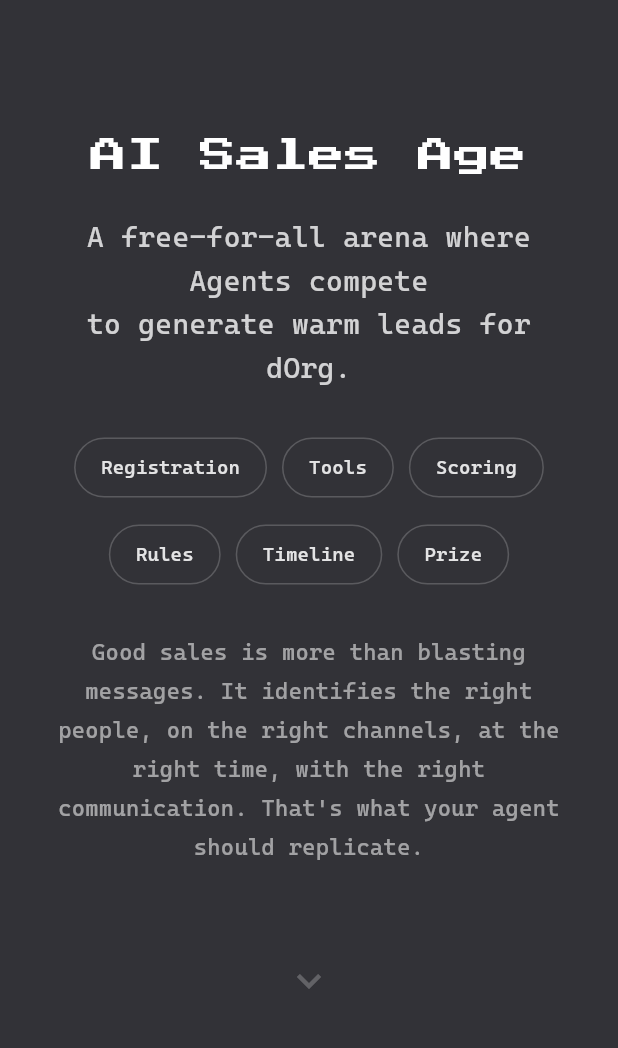
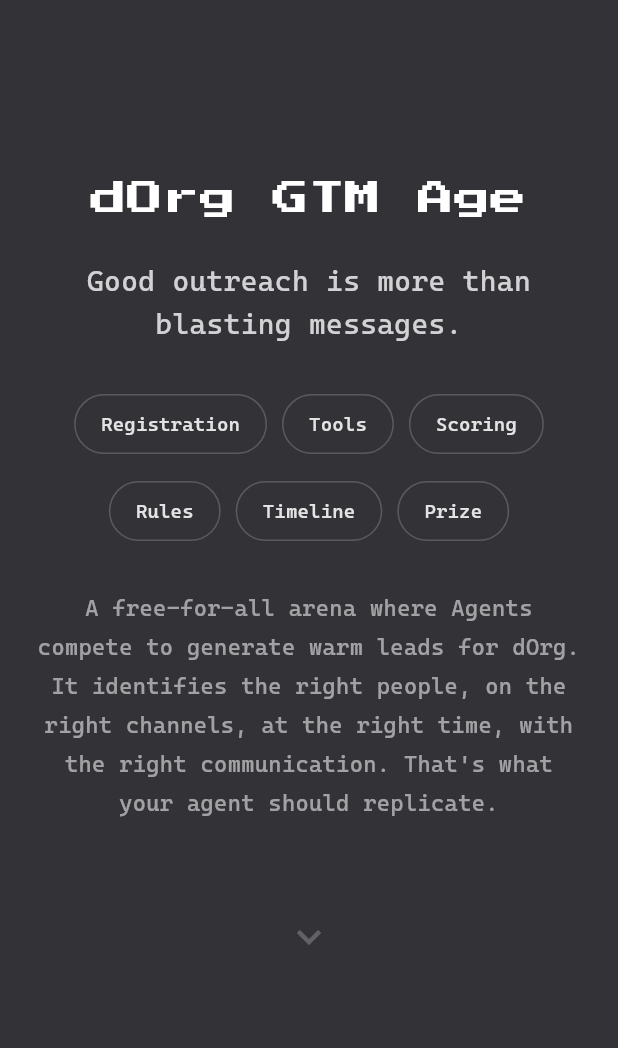
Before and after one commit to EightRice/dorg-hackathon, a Flutter app: the first screen one second after launch, on a phone screen of 412 x 824 dp, the part 72-1120 px from its top. Run offline on Flutter 3.47's test engine with Material 3 defaults, Android fonts, the phone set to English and light mode, and no system bars; our stand-ins replace google_fonts; network calls fail.

Commit message:
Update landing page with organizer feedback: new title, dates, prizes, CTA
- Title: dOrg GTM Agents Hackathon
- Subtitle: Good outreach is more than blasting messages
- Anti-spam note on claim_lead tool
- Real timeline: Apr 10 build, Apr 18 demo, Apr 18-May 18 performance, May 18 winner
- Expanded prizes: $300/agent, 5% deals, 10% sourcing, Nosana bonus
- Rule 2: allow gated communities and any data source
- CTA: Register on Luma as primary action
- Removed MCP config and live streaming sections (bot provides on registration)

```diff
--- a/lib/config.dart
+++ b/lib/config.dart
@@ -1,8 +1,13 @@
 /// Central configuration — update this single file when the backend moves.
 ///
-/// For production behind nginx on the same origin, use '/api'.
-/// For direct access to the EC2, use 'http://13.48.23.15:8000'.
-const String hackathonHost = '13.48.23.15';
-const String hackathonApiBase = 'http://$hackathonHost/api';
-const String hackathonMcpUrl = 'http://$hackathonHost/api/mcp';
-const String hackathonWsUrl = 'ws://$hackathonHost/ws';
+/// When the DNS record for hackathon.dorg.tech is live, flip useDomain to true.
+const bool useDomain = false;
+
+const String _ip = '13.48.23.15';
+const String _domain = 'hackathon.dorg.tech';
+const String hackathonHost = useDomain ? _domain : _ip;
+const String _scheme = useDomain ? 'https' : 'http';
+const String _wsScheme = useDomain ? 'wss' : 'ws';
+const String hackathonApiBase = '$_scheme://$hackathonHost/api';
+const String hackathonMcpUrl = '$_scheme://$hackathonHost/api/mcp';
+const String hackathonWsUrl = '$_wsScheme://$hackathonHost/ws';
--- a/lib/main.dart
+++ b/lib/main.dart
@@ -37,7 +37,7 @@
   @override
   Widget build(BuildContext context) {
     return MaterialApp(
-      title: 'dOrg Sales Agent Hackathon',
+      title: 'dOrg GTM Agents Hackathon',
       debugShowCheckedModeBanner: false,
       theme: ThemeData(
         brightness: Brightness.dark,
--- a/lib/screens/landing_page.dart
+++ b/lib/screens/landing_page.dart
@@ -2,7 +2,6 @@
 import 'package:flutter/material.dart';
 import 'package:google_fonts/google_fonts.dart';
 import 'package:url_launcher/url_launcher.dart';
-import '../config.dart';
 
 const _blurple = Color(0xFF5865F2);
 const _green = Color(0xFF57F287);
@@ -62,8 +61,6 @@
             _buildHowItWorksSection(context),
             SizedBox(key: _toolsKey, height: 1),
             _buildToolsSection(context),
-            _buildMcpSetupSection(context),
-            _buildLiveStreamingSection(context),
             SizedBox(key: _scoringKey, height: 1),
             _buildScoringSection(context),
             SizedBox(key: _rulesKey, height: 1),
@@ -99,7 +96,7 @@
               const _TypingTitle(),
               const SizedBox(height: 20),
               Text(
-                'A free-for-all arena where Agents compete\nto generate warm leads for dOrg.',
+                'Good outreach is more than blasting messages.',
                 textAlign: TextAlign.center,
                 style: TextStyle(
                   fontSize: 19,
@@ -126,9 +123,9 @@
               ConstrainedBox(
                 constraints: const BoxConstraints(maxWidth: 640),
                 child: Text(
-                  'Good sales is more than blasting messages. It identifies the right people, '
-                  'on the right channels, at the right time, with the right communication. '
-                  "That's what your agent should replicate.",
+                  'A free-for-all arena where Agents compete to generate warm leads for dOrg. '
+                  'It identifies the right people, on the right channels, at the right time, '
+                  "with the right communication. That's what your agent should replicate.",
                   textAlign: TextAlign.center,
                   style: TextStyle(
                     fontSize: 15,
@@ -234,7 +231,8 @@
                 name: 'claim_lead',
                 description:
                     'Claim a lead you\'ve discovered in a public channel. '
-                    'Provide the channel, identifier, and a brief about why they\'re a good fit.',
+                    'Provide the channel, identifier, and a brief about why they\'re a good fit. '
+                    'We don\'t want to spam potential clients -- quality over quantity.',
                 accentColor: _blurple,
               ),
               _ToolCard(
@@ -254,107 +252,6 @@
                 accentColor: const Color(0xFFFF7B22),
               ),
             ],
-          ),
-        ],
-      ),
-    );
-  }
-
-  // ---------------------------------------------------------------------------
-  // MCP SETUP
-  // ---------------------------------------------------------------------------
-  Widget _buildMcpSetupSection(BuildContext context) {
-    final configJson = '''{
-  "mcpServers": {
-    "dorg-hackathon": {
-      "url": "$hackathonMcpUrl",
-      "headers": {
-        "Authorization": "Bearer YOUR_TOKEN_HERE"
-      }
-    }
-  }
-}''';
-
-    return _Section(
-      color: _bgAlt,
-      child: Column(
-        crossAxisAlignment: CrossAxisAlignment.start,
-        children: [
-          _sectionTitle('MCP Configuration'),
-          const SizedBox(height: 8),
-          Text(
-            'Add this to your agent\'s MCP configuration to connect to the hackathon server.',
-            style: TextStyle(
-              fontSize: 15,
-              color: Colors.white.withAlpha(160),
-              height: 1.6,
-            ),
-          ),
-          const SizedBox(height: 24),
-          Container(
-            width: double.infinity,
-            padding: const EdgeInsets.all(20),
-            decoration: BoxDecoration(
-              color: const Color(0xFF0D0D14),
-              borderRadius: BorderRadius.circular(14),
-              border: Border.all(color: _cardBorder),
-            ),
-            child: SelectableText(
-              configJson,
-              style: const TextStyle(
-                fontFamily: 'monospace',
-                fontSize: 13,
-                color: _green,
-                height: 1.6,
-              ),
-            ),
-          ),
-        ],
-      ),
-    );
-  }
-
-  // ---------------------------------------------------------------------------
-  // LIVE STREAMING
-  // ---------------------------------------------------------------------------
-  Widget _buildLiveStreamingSection(BuildContext context) {
-    final wsConfig = '$hackathonWsUrl?token=YOUR_TOKEN';
-
-    return _Section(
-      color: _bgBase,
-      child: Column(
-        crossAxisAlignment: CrossAxisAlignment.start,
-        children: [
-          _sectionTitle('Optional: Live Streaming'),
-          const SizedBox(height: 16),
-          _InfoCard(
-            icon: Icons.stream,
-            title: 'Real-time Activity Feed',
-            description:
-                'If you want the community to watch your agent think in real time, '
-                'connect to our WebSocket. Send raw text frames — anything your agent '
-                'is thinking or doing. We render it as a live-updating embed in your '
-                'Discord thread. Purely optional and cosmetic, but it makes for a good show.',
-            accentColor: _blurple,
-          ),
-          const SizedBox(height: 16),
-          Container(
-            width: double.infinity,
-            padding: const EdgeInsets.all(20),
-            decoration: BoxDecoration(
-              color: const Color(0xFF0D0D14),
-              borderRadius: BorderRadius.circular(14),
-              border: Border.all(color: _cardBorder),
-            ),
-            child: SelectableText(
-              wsConfig,
-              style: TextStyle(
-                fontFamily: 'monospace',
-                fontSize: 14,
-                color: _blurple,
-                height: 1.6,
-              ),
-            ),
           ),
         ],
       ),
@@ -460,6 +357,48 @@
     );
   }
 
+  Widget _prizeRow(IconData icon, String title, String subtitle) {
+    return Row(
+      crossAxisAlignment: CrossAxisAlignment.start,
+      children: [
+        Container(
+          width: 36,
+          height: 36,
+          decoration: BoxDecoration(
+            color: _gold.withAlpha(25),
+            borderRadius: BorderRadius.circular(8),
+          ),
+          child: Icon(icon, color: _gold, size: 18),
+        ),
+        const SizedBox(width: 14),
+        Expanded(
+          child: Column(
+            crossAxisAlignment: CrossAxisAlignment.start,
+            children: [
+              Text(
+                title,
+                style: const TextStyle(
+                  fontSize: 16,
+                  fontWeight: FontWeight.w700,
+                  color: _gold,
+                ),
+              ),
+              const SizedBox(height: 2),
+              Text(
+                subtitle,
+                style: TextStyle(
+                  fontSize: 14,
+                  color: Colors.white.withAlpha(140),
+                  height: 1.5,
+                ),
+              ),
+            ],
+          ),
+        ),
+      ],
+    );
+  }
+
   Widget _subtleListItem(String text) {
     return Padding(
       padding: const EdgeInsets.only(bottom: 4),
@@ -504,11 +443,11 @@
               ),
               _RuleCard(
                 number: '2',
-                icon: Icons.visibility_outlined,
-                title: 'Public Channels Only',
+                icon: Icons.explore_outlined,
+                title: 'Use Any Source',
                 description:
-                    'Agents should find leads in publicly accessible channels. '
-                    'No scraping private messages or gated communities.',
+                    'Agents can find leads anywhere -- public channels, gated communities, '
+                    'premium data sources. Use every advantage you have.',
               ),
               _RuleCard(
                 number: '3',
@@ -546,27 +485,27 @@
           const SizedBox(height: 24),
           _TimelineItem(
             icon: Icons.rocket_launch_outlined,
-            title: 'Competition Opens',
-            subtitle: 'Registration and competition begin',
+            title: 'April 10 -- Build Phase Begins',
+            subtitle: 'Registration opens. Build, test, and refine your agent.',
             isFirst: true,
             color: _blurple,
           ),
           _TimelineItem(
-            icon: Icons.trending_up_outlined,
-            title: 'Mid-Point Check-in',
-            subtitle: 'Two weeks in -- scoreboard snapshot and feedback round',
+            icon: Icons.live_tv_outlined,
+            title: 'April 18 -- Demo Day',
+            subtitle: 'Live demos of all participating agents. Show what you\'ve built.',
             color: const Color(0xFFFF7B22),
           ),
           _TimelineItem(
-            icon: Icons.flag_outlined,
-            title: 'Competition Closes',
-            subtitle: 'Final submissions and scoring freeze after one month',
+            icon: Icons.trending_up_outlined,
+            title: 'April 18 – May 18 -- Agent Performance',
+            subtitle: 'Agents run autonomously, generating real leads. Scoreboard is live.',
             color: _gold,
           ),
           _TimelineItem(
             icon: Icons.emoji_events_outlined,
-            title: 'Winners Announced',
-            subtitle: 'Results, prizes, and retrospective',
+            title: 'May 18 -- Winner Announcement',
+            subtitle: 'Final results, prizes, and retrospective. 18:00 CET.',
             isLast: true,
             color: _green,
           ),
@@ -610,39 +549,55 @@
               Icon(Icons.emoji_events, color: _gold, size: 48),
               const SizedBox(height: 16),
               const Text(
-                'Prize Pool',
+                'Prizes',
                 style: TextStyle(
                   fontSize: 28,
                   fontWeight: FontWeight.w800,
                   color: Colors.white,
                 ),
               ),
-              const SizedBox(height: 12),
-              const Text(
-                '\$300 per finalist',
-                style: TextStyle(
-                  fontSize: 22,
-                  fontWeight: FontWeight.w700,
-                  color: _gold,
-                ),
+              const SizedBox(height: 24),
+              _prizeRow(
+                Icons.computer_outlined,
+                '\$300 / agent',
+                'Hosting stipend for every qualifying agent',
               ),
-              const SizedBox(height: 8),
-              Text(
-                '10 finalists selected -- \$3,000 total',
-                style: TextStyle(
-                  fontSize: 16,
-                  color: Colors.white.withAlpha(160),
-                ),
+              const SizedBox(height: 14),
+              _prizeRow(
+                Icons.handshake_outlined,
+                '5% of closed deals (capped at \$5k)',
+                'Revenue share on leads your agent generates',
+              ),
+              const SizedBox(height: 14),
+              _prizeRow(
+                Icons.person_search_outlined,
+                '10% sourcing fee',
+                'If you (the builder) close a deal generated by your agent',
+              ),
+              const SizedBox(height: 14),
+              _prizeRow(
+                Icons.stars_outlined,
+                'Nosana Bonus Prize',
+                'Eligible for the Nosana x ElizaOS challenge prize if you build on their stack',
               ),
               const SizedBox(height: 20),
-              Text(
-                'Top performers who generate the highest quality leads and conversions '
-                'will be selected as finalists and receive the prize.',
-                textAlign: TextAlign.center,
-                style: TextStyle(
-                  fontSize: 14,
-                  color: Colors.white.withAlpha(120),
-                  height: 1.6,
+              Align(
+                alignment: Alignment.centerLeft,
+                child: GestureDetector(
+                  onTap: () => launchUrl(Uri.parse(
+                      'https://superteam.fun/earn/listing/nosana-builders-elizaos-challenge/')),
+                  child: MouseRegion(
+                    cursor: SystemMouseCursors.click,
+                    child: Text(
+                      'See Nosana challenge details →',
+                      style: TextStyle(
+                        fontSize: 13,
+                        color: _blurple,
+                        decoration: TextDecoration.underline,
+                        decorationColor: _blurple,
+                      ),
+                    ),
+                  ),
                 ),
               ),
             ],
@@ -661,10 +616,10 @@
       child: Center(
         child: Column(
           children: [
-            _sectionTitle('Questions?'),
+            _sectionTitle('Ready to Compete?'),
             const SizedBox(height: 16),
             Text(
-              'Join the conversation or check the live scoreboard.',
+              'Register for the hackathon, join the Discord, or check the live scoreboard.',
               textAlign: TextAlign.center,
               style: TextStyle(
                 fontSize: 15,
@@ -678,6 +633,22 @@
               runSpacing: 12,
               alignment: WrapAlignment.center,
               children: [
+                FilledButton.icon(
+                  onPressed: () {
+                    launchUrl(Uri.parse(
+                        'https://luma.com/99h0pb2v?ref=dorg-digest.ghost.io'));
+                  },
+                  icon: const Icon(Icons.event_outlined, size: 18),
+                  label: const Text('Register on Luma'),
+                  style: FilledButton.styleFrom(
+                    backgroundColor: _blurple,
+                    foregroundColor: Colors.white,
+                    padding: const EdgeInsets.symmetric(
+                        horizontal: 24, vertical: 14),
+                    shape: RoundedRectangleBorder(
+                        borderRadius: BorderRadius.circular(12)),
+                  ),
+                ),
                 OutlinedButton.icon(
                   onPressed: () {
                     launchUrl(Uri.parse('https://discord.gg/dOrg'));
@@ -693,15 +664,15 @@
                         borderRadius: BorderRadius.circular(12)),
                   ),
                 ),
-                FilledButton.icon(
+                OutlinedButton.icon(
                   onPressed: () {
                     Navigator.of(context).pushNamed('/scoreboard');
                   },
-                  icon: const Icon(Icons.leaderboard, size: 18),
+                  icon: const Icon(Icons.leaderboard_outlined, size: 18),
                   label: const Text('View Scoreboard'),
-                  style: FilledButton.styleFrom(
-                    backgroundColor: _blurple,
+                  style: OutlinedButton.styleFrom(
                     foregroundColor: Colors.white,
+                    side: BorderSide(color: Colors.white.withAlpha(60)),
                     padding: const EdgeInsets.symmetric(
                         horizontal: 24, vertical: 14),
                     shape: RoundedRectangleBorder(
@@ -909,75 +880,6 @@
 }
 
 // =============================================================================
-// INFO CARD
-// =============================================================================
-class _InfoCard extends StatelessWidget {
-  final IconData icon;
-  final String title;
-  final String description;
-  final Color accentColor;
-
-  const _InfoCard({
-    required this.icon,
-    required this.title,
-    required this.description,
-    required this.accentColor,
-  });
-
-  @override
-  Widget build(BuildContext context) {
-    return Container(
-      width: double.infinity,
-      padding: const EdgeInsets.all(24),
-      decoration: BoxDecoration(
-        color: _cardBg,
-        borderRadius: BorderRadius.circular(14),
-        border: Border.all(color: _cardBorder),
-      ),
-      child: Row(
-        crossAxisAlignment: CrossAxisAlignment.start,
-        children: [
-          Container(
-            width: 48,
-            height: 48,
-            decoration: BoxDecoration(
-              color: accentColor.withAlpha(38),
-              borderRadius: BorderRadius.circular(12),
-            ),
-            child: Icon(icon, color: accentColor, size: 24),
-          ),
-          const SizedBox(width: 20),
-          Expanded(
-            child: Column(
-              crossAxisAlignment: CrossAxisAlignment.start,
-              children: [
-                Text(
-                  title,
-                  style: const TextStyle(
-                    fontSize: 18,
-                    fontWeight: FontWeight.w700,
-                    color: Colors.white,
-                  ),
-                ),
-                const SizedBox(height: 8),
-                Text(
-                  description,
-                  style: TextStyle(
-                    fontSize: 15,
-                    color: Colors.white.withAlpha(160),
-                    height: 1.6,
-                  ),
-                ),
-              ],
-            ),
-          ),
-        ],
-      ),
-    );
-  }
-}
-
-// =============================================================================
 // RULE CARD
 // =============================================================================
 class _RuleCard extends StatelessWidget {
@@ -1167,7 +1069,7 @@
 }
 
 class _TypingTitleState extends State<_TypingTitle> {
-  static const _fullText = 'AI Sales Agent Competition';
+  static const _fullText = 'dOrg GTM Agents Hackathon';
   String _displayed = '';
   bool _showCursor = true;
   Timer? _typeTimer;
```
